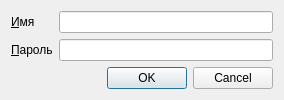
First picture: the form in view/ui/login.ui, repository treone/Loyalty-System-Manager, before the edit.
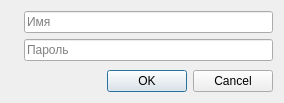
Second picture: the form after the edit. Icons and pictures are not drawn. Custom widgets are drawn as their Qt base class.

Commit message: (db/login): украшение окна входа

```diff
--- a/view/ui/login.ui
+++ b/view/ui/login.ui
@@ -7,7 +7,7 @@
     <x>0</x>
     <y>0</y>
     <width>284</width>
-    <height>99</height>
+    <height>103</height>
    </rect>
   </property>
   <property name="windowTitle">
@@ -19,31 +19,44 @@
      <item row="0" column="0">
       <widget class="QLabel" name="label">
        <property name="text">
-        <string>&amp;Имя</string>
+        <string/>
+       </property>
+       <property name="pixmap">
+        <pixmap resource="../../resources/app.qrc">:/icons/Material/icons/account.svg</pixmap>
        </property>
        <property name="buddy">
         <cstring>edt_login</cstring>
        </property>
       </widget>
      </item>
+     <item row="0" column="1">
+      <widget class="QLineEdit" name="edt_login">
+       <property name="placeholderText">
+        <string>Имя</string>
+       </property>
+      </widget>
+     </item>
      <item row="1" column="0">
       <widget class="QLabel" name="label_2">
        <property name="text">
-        <string>&amp;Пароль</string>
+        <string/>
+       </property>
+       <property name="pixmap">
+        <pixmap resource="../../resources/app.qrc">:/icons/Material/icons/lock.svg</pixmap>
        </property>
        <property name="buddy">
         <cstring>edt_password</cstring>
        </property>
       </widget>
      </item>
-     <item row="0" column="1">
-      <widget class="QLineEdit" name="edt_login"/>
-     </item>
      <item row="1" column="1">
       <widget class="LineEditWithLanguage" name="edt_password">
        <property name="echoMode">
         <enum>QLineEdit::Password</enum>
        </property>
+       <property name="placeholderText">
+        <string>Пароль</string>
+       </property>
       </widget>
      </item>
     </layout>
```
Left out of the diff: 4 changed lines with no effect on the pictures. The commit also changes 6 other files.
